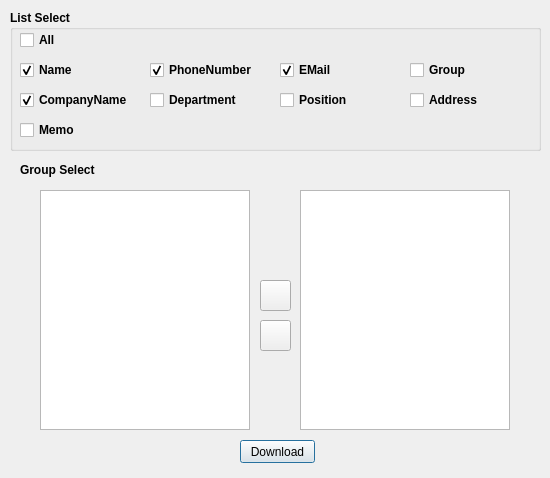
Above: addressdownloaddialog.ui from LeeChiWon/AddressManagement before the change. Below: the same form after it.
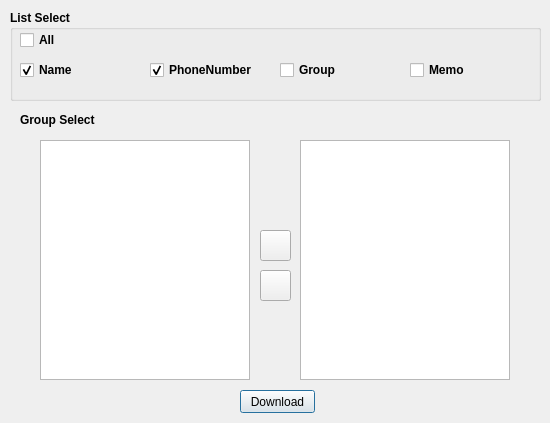
That is the form after the change. Icons and pictures are not drawn.

The edit to the form file:
```diff
--- a/addressdownloaddialog.ui
+++ b/addressdownloaddialog.ui
@@ -7,7 +7,7 @@
     <x>0</x>
     <y>0</y>
     <width>550</width>
-    <height>478</height>
+    <height>423</height>
    </rect>
   </property>
   <property name="windowTitle">
@@ -23,7 +23,7 @@
      <x>10</x>
      <y>10</y>
      <width>531</width>
-     <height>141</height>
+     <height>91</height>
     </rect>
    </property>
    <property name="font">
@@ -116,38 +116,10 @@
      <bool>true</bool>
     </property>
    </widget>
-   <widget class="QCheckBox" name="checkBox_EMail">
-    <property name="geometry">
-     <rect>
-      <x>270</x>
-      <y>50</y>
-      <width>120</width>
-      <height>20</height>
-     </rect>
-    </property>
-    <property name="minimumSize">
-     <size>
-      <width>0</width>
-      <height>20</height>
-     </size>
-    </property>
-    <property name="font">
-     <font>
-      <weight>75</weight>
-      <bold>true</bold>
-     </font>
-    </property>
-    <property name="text">
-     <string>EMail</string>
-    </property>
-    <property name="checked">
-     <bool>true</bool>
-    </property>
-   </widget>
    <widget class="QCheckBox" name="checkBox_Group">
     <property name="geometry">
      <rect>
-      <x>400</x>
+      <x>270</x>
       <y>50</y>
       <width>120</width>
       <height>20</height>
@@ -169,114 +141,11 @@
      <string>Group</string>
     </property>
    </widget>
-   <widget class="QCheckBox" name="checkBox_Address">
-    <property name="geometry">
-     <rect>
-      <x>400</x>
-      <y>80</y>
-      <width>120</width>
-      <height>20</height>
-     </rect>
-    </property>
-    <property name="minimumSize">
-     <size>
-      <width>0</width>
-      <height>20</height>
-     </size>
-    </property>
-    <property name="font">
-     <font>
-      <weight>75</weight>
-      <bold>true</bold>
-     </font>
-    </property>
-    <property name="text">
-     <string>Address</string>
-    </property>
-   </widget>
-   <widget class="QCheckBox" name="checkBox_CompanyDepartment">
-    <property name="geometry">
-     <rect>
-      <x>140</x>
-      <y>80</y>
-      <width>120</width>
-      <height>20</height>
-     </rect>
-    </property>
-    <property name="minimumSize">
-     <size>
-      <width>0</width>
-      <height>20</height>
-     </size>
-    </property>
-    <property name="font">
-     <font>
-      <weight>75</weight>
-      <bold>true</bold>
-     </font>
-    </property>
-    <property name="text">
-     <string>Department</string>
-    </property>
-   </widget>
-   <widget class="QCheckBox" name="checkBox_CompanyPosition">
-    <property name="geometry">
-     <rect>
-      <x>270</x>
-      <y>80</y>
-      <width>120</width>
-      <height>20</height>
-     </rect>
-    </property>
-    <property name="minimumSize">
-     <size>
-      <width>0</width>
-      <height>20</height>
-     </size>
-    </property>
-    <property name="font">
-     <font>
-      <weight>75</weight>
-      <bold>true</bold>
-     </font>
-    </property>
-    <property name="text">
-     <string>Position</string>
-    </property>
-   </widget>
-   <widget class="QCheckBox" name="checkBox_CompanyName">
-    <property name="geometry">
-     <rect>
-      <x>10</x>
-      <y>80</y>
-      <width>120</width>
-      <height>20</height>
-     </rect>
-    </property>
-    <property name="minimumSize">
-     <size>
-      <width>0</width>
-      <height>20</height>
-     </size>
-    </property>
-    <property name="font">
-     <font>
-      <weight>75</weight>
-      <bold>true</bold>
-     </font>
-    </property>
-    <property name="text">
-     <string>CompanyName</string>
-    </property>
-    <property name="checked">
-     <bool>true</bool>
-    </property>
-   </widget>
    <widget class="QCheckBox" name="checkBox_Memo">
     <property name="geometry">
      <rect>
-      <x>10</x>
-      <y>110</y>
+      <x>400</x>
+      <y>50</y>
       <width>120</width>
       <height>20</height>
      </rect>
@@ -302,7 +171,7 @@
    <property name="geometry">
     <rect>
      <x>240</x>
-     <y>440</y>
+     <y>390</y>
      <width>75</width>
      <height>23</height>
     </rect>
@@ -319,7 +188,7 @@
    <property name="geometry">
     <rect>
      <x>40</x>
-     <y>190</y>
+     <y>140</y>
      <width>210</width>
      <height>240</height>
     </rect>
@@ -338,7 +207,7 @@
    <property name="geometry">
     <rect>
      <x>20</x>
-     <y>160</y>
+     <y>110</y>
      <width>100</width>
      <height>20</height>
     </rect>
@@ -357,7 +226,7 @@
    <property name="geometry">
     <rect>
      <x>300</x>
-     <y>190</y>
+     <y>140</y>
      <width>210</width>
      <height>240</height>
     </rect>
@@ -376,7 +245,7 @@
    <property name="geometry">
     <rect>
      <x>260</x>
-     <y>280</y>
+     <y>230</y>
      <width>31</width>
      <height>31</height>
     </rect>
@@ -393,7 +262,7 @@
    <property name="geometry">
     <rect>
      <x>260</x>
-     <y>320</y>
+     <y>270</y>
      <width>31</width>
      <height>31</height>
     </rect>
```
